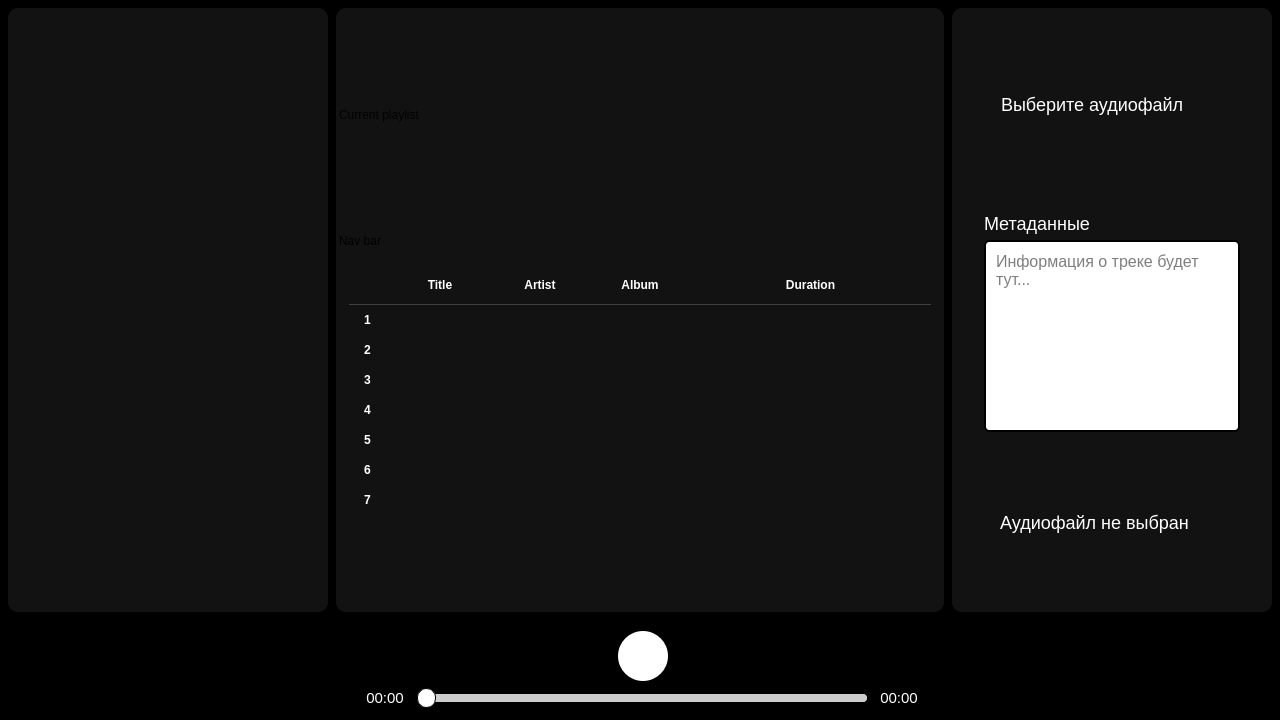
Qt form app/client/ui/ui_main.ui (Maxim-101B/Spotato) before a commit.
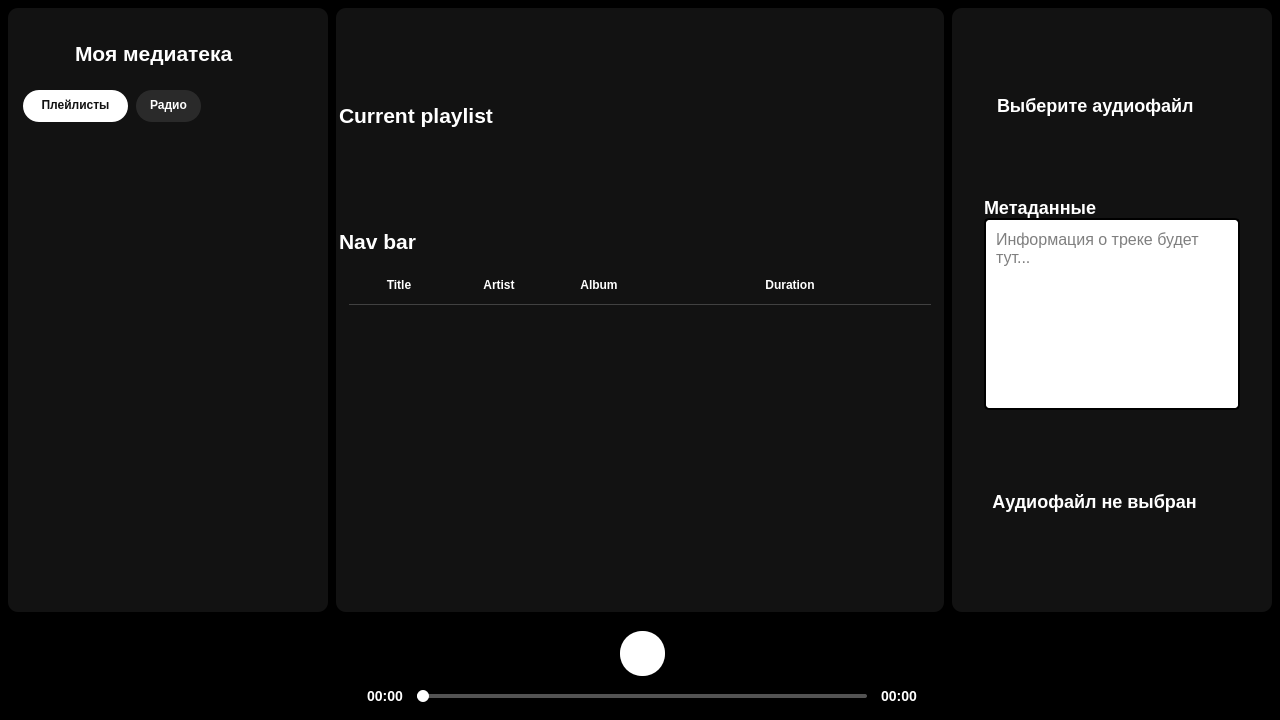
The same form after that commit. Icons and pictures are not drawn.

```diff
--- a/app/client/ui/ui_main.ui
+++ b/app/client/ui/ui_main.ui
@@ -151,7 +151,7 @@
           <string notr="true">#LeftSBar{
 	border-radius: 10px;
 	background-color: rgb(18, 18, 18);
-	color: black;
+	color: white;
 }</string>
          </property>
          <layout class="QVBoxLayout" name="LeftSideBar">
@@ -179,14 +179,75 @@
              </sizepolicy>
             </property>
             <property name="styleSheet">
-             <string notr="true">QPushButton {
-	font-weight: bold;
-    font-size: 14px;
-    color: rgb(75, 75, 75);
-    background-color: white;  
+             <string notr="true">#Content_L{
+	padding-left: 12px;
+	padding-right: 12px;
+	padding-top: 20px;
+	padding-bottom: 20px;
+}
+
+QLabel {
+  	color: white;
+	font: 63 10pt &quot;Alexandria&quot;;
+}
+</string>
+            </property>
+            <layout class="QVBoxLayout" name="verticalLayout_10">
+             <property name="spacing">
+              <number>16</number>
+             </property>
+             <property name="leftMargin">
+              <number>0</number>
+             </property>
+             <property name="topMargin">
+              <number>0</number>
+             </property>
+             <property name="rightMargin">
+              <number>0</number>
+             </property>
+             <property name="bottomMargin">
+              <number>0</number>
+             </property>
+             <item>
+              <widget class="QFrame" name="playlist_manager_top">
+               <property name="sizePolicy">
+                <sizepolicy hsizetype="Preferred" vsizetype="Fixed">
+                 <horstretch>0</horstretch>
+                 <verstretch>0</verstretch>
+                </sizepolicy>
+               </property>
+               <layout class="QHBoxLayout" name="horizontalLayout_2">
+                <property name="spacing">
+                 <number>0</number>
+                </property>
+                <property name="leftMargin">
+                 <number>0</number>
+                </property>
+                <property name="topMargin">
+                 <number>0</number>
+                </property>
+                <property name="rightMargin">
+                 <number>0</number>
+                </property>
+                <property name="bottomMargin">
+                 <number>0</number>
+                </property>
+                <item>
+                 <widget class="QFrame" name="header_pm">
+                  <property name="sizePolicy">
+                   <sizepolicy hsizetype="Preferred" vsizetype="Fixed">
+                    <horstretch>0</horstretch>
+                    <verstretch>0</verstretch>
+                   </sizepolicy>
+                  </property>
+                  <property name="layoutDirection">
+                   <enum>Qt::LeftToRight</enum>
+                  </property>
+                  <property name="styleSheet">
+                   <string notr="true">QPushButton {
+    background-color: transparent;  
     border: none;
     border-radius: 5px;
-    padding: 0px 5px;
 }
 
 QPushButton:hover {
@@ -198,26 +259,389 @@
   	color: black;
 }
 
-#btns{
-	border-top: 1px solid black;	
+QLabel{
+    font-family: &quot;Onest ExtraBold&quot;;
+    font-weight: 800; /* Extra Bold */
+    font-size: 21px;
+    color: rgb(255, 255, 255);
+    background-color: transparent;
+    border: none;
+    padding: 0px;
+    margin: 0px;
+    qproperty-alignment: 'AlignCenter'; /* Выравнивание текста */
+    qproperty-wordWrap: false; /* Перенос слов */
+    qproperty-indent: 0; /* Отступ первой строки */
+    qproperty-margin: 0; /* Внешние отступы */
+}
+</string>
+                  </property>
+                  <layout class="QHBoxLayout" name="horizontalLayout_4">
+                   <property name="spacing">
+                    <number>0</number>
+                   </property>
+                   <property name="leftMargin">
+                    <number>0</number>
+                   </property>
+                   <property name="topMargin">
+                    <number>0</number>
+                   </property>
+                   <property name="rightMargin">
+                    <number>0</number>
+                   </property>
+                   <property name="bottomMargin">
+                    <number>0</number>
+                   </property>
+                   <item alignment="Qt::AlignLeft|Qt::AlignVCenter">
+                    <widget class="QFrame" name="title_pm">
+                     <property name="sizePolicy">
+                      <sizepolicy hsizetype="Expanding" vsizetype="Fixed">
+                       <horstretch>0</horstretch>
+                       <verstretch>0</verstretch>
+                      </sizepolicy>
+                     </property>
+                     <layout class="QHBoxLayout" name="horizontalLayout_6">
+                      <property name="spacing">
+                       <number>12</number>
+                      </property>
+                      <property name="leftMargin">
+                       <number>0</number>
+                      </property>
+                      <property name="topMargin">
+                       <number>0</number>
+                      </property>
+                      <property name="rightMargin">
+                       <number>0</number>
+                      </property>
+                      <property name="bottomMargin">
+                       <number>0</number>
+                      </property>
+                      <item alignment="Qt::AlignHCenter|Qt::AlignVCenter">
+                       <widget class="QLabel" name="favicon">
+                        <property name="sizePolicy">
+                         <sizepolicy hsizetype="Preferred" vsizetype="Fixed">
+                          <horstretch>0</horstretch>
+                          <verstretch>0</verstretch>
+                         </sizepolicy>
+                        </property>
+                        <property name="minimumSize">
+                         <size>
+                          <width>40</width>
+                          <height>40</height>
+                         </size>
+                        </property>
+                        <property name="maximumSize">
+                         <size>
+                          <width>40</width>
+                          <height>40</height>
+                         </size>
+                        </property>
+                        <property name="text">
+                         <string/>
+                        </property>
+                        <property name="pixmap">
+                         <pixmap resource="res.qrc">:/icon/icons/open_lib.png</pixmap>
+                        </property>
+                        <property name="scaledContents">
+                         <bool>true</bool>
+                        </property>
+                       </widget>
+                      </item>
+                      <item alignment="Qt::AlignHCenter|Qt::AlignVCenter">
+                       <widget class="QLabel" name="mediateka_lb">
+                        <property name="sizePolicy">
+                         <sizepolicy hsizetype="Preferred" vsizetype="Fixed">
+                          <horstretch>0</horstretch>
+                          <verstretch>0</verstretch>
+                         </sizepolicy>
+                        </property>
+                        <property name="maximumSize">
+                         <size>
+                          <width>16777215</width>
+                          <height>16777215</height>
+                         </size>
+                        </property>
+                        <property name="text">
+                         <string>Моя медиатека</string>
+                        </property>
+                       </widget>
+                      </item>
+                     </layout>
+                    </widget>
+                   </item>
+                   <item alignment="Qt::AlignRight|Qt::AlignVCenter">
+                    <widget class="QFrame" name="header_btn">
+                     <property name="sizePolicy">
+                      <sizepolicy hsizetype="Fixed" vsizetype="Fixed">
+                       <horstretch>0</horstretch>
+                       <verstretch>0</verstretch>
+                      </sizepolicy>
+                     </property>
+                     <property name="layoutDirection">
+                      <enum>Qt::LeftToRight</enum>
+                     </property>
+                     <layout class="QHBoxLayout" name="horizontalLayout_14">
+                      <property name="spacing">
+                       <number>0</number>
+                      </property>
+                      <property name="leftMargin">
+                       <number>0</number>
+                      </property>
+                      <property name="topMargin">
+                       <number>6</number>
+                      </property>
+                      <property name="rightMargin">
+                       <number>0</number>
+                      </property>
+                      <property name="bottomMargin">
+                       <number>0</number>
+                      </property>
+                      <item>
+                       <widget class="QPushButton" name="add_obj_btn">
+                        <property name="maximumSize">
+                         <size>
+                          <width>30</width>
+                          <height>30</height>
+                         </size>
+                        </property>
+                        <property name="text">
+                         <string/>
+                        </property>
+                        <property name="icon">
+                         <iconset resource="res.qrc">
+                          <normaloff>:/icon/icons/playlist_add.svg</normaloff>:/icon/icons/playlist_add.svg</iconset>
+                        </property>
+                        <property name="iconSize">
+                         <size>
+                          <width>35</width>
+                          <height>35</height>
+                         </size>
+                        </property>
+                       </widget>
+                      </item>
+                     </layout>
+                    </widget>
+                   </item>
+                  </layout>
+                 </widget>
+                </item>
+               </layout>
+              </widget>
+             </item>
+             <item alignment="Qt::AlignLeft">
+              <widget class="QFrame" name="switch_mode">
+               <property name="sizePolicy">
+                <sizepolicy hsizetype="Preferred" vsizetype="Fixed">
+                 <horstretch>0</horstretch>
+                 <verstretch>0</verstretch>
+                </sizepolicy>
+               </property>
+               <property name="minimumSize">
+                <size>
+                 <width>0</width>
+                 <height>0</height>
+                </size>
+               </property>
+               <property name="styleSheet">
+                <string notr="true">QPushButton {
+    background-color: #2A2A2A;
+	color: white;  
+    border: none;
+    border-radius: 16px;
+	padding: 0px, 3px, 0px, 0px;
+	font: 75 15px &quot;Onest&quot;;
+	font-weight: bold;
+}
+
+QPushButton:hover {
+    background-color: rgba(158, 158, 158, 110)
+}
+
+QPushButton:checked {
+    background-color: rgb(255, 255, 255);
+	color: rgb(18, 18, 18);
 }</string>
-            </property>
-            <layout class="QVBoxLayout" name="verticalLayout_10">
-             <property name="spacing">
-              <number>0</number>
-             </property>
-             <property name="leftMargin">
-              <number>0</number>
-             </property>
-             <property name="topMargin">
-              <number>0</number>
-             </property>
-             <property name="rightMargin">
-              <number>0</number>
-             </property>
-             <property name="bottomMargin">
-              <number>0</number>
-             </property>
+               </property>
+               <layout class="QHBoxLayout" name="mode_switcher">
+                <property name="spacing">
+                 <number>8</number>
+                </property>
+                <property name="leftMargin">
+                 <number>0</number>
+                </property>
+                <property name="topMargin">
+                 <number>0</number>
+                </property>
+                <property name="rightMargin">
+                 <number>0</number>
+                </property>
+                <property name="bottomMargin">
+                 <number>0</number>
+                </property>
+                <item>
+                 <widget class="QPushButton" name="radio_mode">
+                  <property name="sizePolicy">
+                   <sizepolicy hsizetype="Fixed" vsizetype="Fixed">
+                    <horstretch>0</horstretch>
+                    <verstretch>0</verstretch>
+                   </sizepolicy>
+                  </property>
+                  <property name="minimumSize">
+                   <size>
+                    <width>105</width>
+                    <height>32</height>
+                   </size>
+                  </property>
+                  <property name="maximumSize">
+                   <size>
+                    <width>16777215</width>
+                    <height>16777215</height>
+                   </size>
+                  </property>
+                  <property name="text">
+                   <string>Плейлисты</string>
+                  </property>
+                  <property name="checkable">
+                   <bool>true</bool>
+                  </property>
+                  <property name="checked">
+                   <bool>true</bool>
+                  </property>
+                  <property name="flat">
+                   <bool>false</bool>
+                  </property>
+                 </widget>
+                </item>
+                <item>
+                 <widget class="QPushButton" name="playlist_mode">
+                  <property name="sizePolicy">
+                   <sizepolicy hsizetype="Fixed" vsizetype="Fixed">
+                    <horstretch>0</horstretch>
+                    <verstretch>0</verstretch>
+                   </sizepolicy>
+                  </property>
+                  <property name="minimumSize">
+                   <size>
+                    <width>65</width>
+                    <height>32</height>
+                   </size>
+                  </property>
+                  <property name="maximumSize">
+                   <size>
+                    <width>16777215</width>
+                    <height>16777215</height>
+                   </size>
+                  </property>
+                  <property name="text">
+                   <string>Радио</string>
+                  </property>
+                  <property name="checkable">
+                   <bool>true</bool>
+                  </property>
+                 </widget>
+                </item>
+               </layout>
+              </widget>
+             </item>
+             <item>
+              <widget class="QFrame" name="pm_controls">
+               <property name="sizePolicy">
+                <sizepolicy hsizetype="Preferred" vsizetype="Fixed">
+                 <horstretch>0</horstretch>
+                 <verstretch>0</verstretch>
+                </sizepolicy>
+               </property>
+               <layout class="QHBoxLayout" name="horizontalLayout_17">
+                <property name="spacing">
+                 <number>0</number>
+                </property>
+                <property name="leftMargin">
+                 <number>0</number>
+                </property>
+                <property name="topMargin">
+                 <number>0</number>
+                </property>
+                <property name="rightMargin">
+                 <number>0</number>
+                </property>
+                <property name="bottomMargin">
+                 <number>0</number>
+                </property>
+               </layout>
+              </widget>
+             </item>
+             <item>
+              <widget class="QFrame" name="pm_frame">
+               <property name="styleSheet">
+                <string notr="true">QListView{
+	background-color: rgb(18, 18, 18);
+	border: none;
+}</string>
+               </property>
+               <layout class="QHBoxLayout" name="horizontalLayout_18">
+                <property name="spacing">
+                 <number>0</number>
+                </property>
+                <property name="leftMargin">
+                 <number>0</number>
+                </property>
+                <property name="topMargin">
+                 <number>0</number>
+                </property>
+                <property name="rightMargin">
+                 <number>0</number>
+                </property>
+                <property name="bottomMargin">
+                 <number>0</number>
+                </property>
+                <item>
+                 <widget class="QListView" name="playlist_manager">
+                  <property name="whatsThis">
+                   <string>&lt;html&gt;&lt;head/&gt;&lt;body&gt;&lt;p&gt;&lt;br/&gt;&lt;/p&gt;&lt;/body&gt;&lt;/html&gt;</string>
+                  </property>
+                  <property name="frameShape">
+                   <enum>QFrame::NoFrame</enum>
+                  </property>
+                  <property name="lineWidth">
+                   <number>1</number>
+                  </property>
+                  <property name="horizontalScrollBarPolicy">
+                   <enum>Qt::ScrollBarAlwaysOff</enum>
+                  </property>
+                  <property name="editTriggers">
+                   <set>QAbstractItemView::NoEditTriggers</set>
+                  </property>
+                  <property name="selectionBehavior">
+                   <enum>QAbstractItemView::SelectRows</enum>
+                  </property>
+                  <property name="iconSize">
+                   <size>
+                    <width>48</width>
+                    <height>48</height>
+                   </size>
+                  </property>
+                  <property name="verticalScrollMode">
+                   <enum>QAbstractItemView::ScrollPerPixel</enum>
+                  </property>
+                  <property name="horizontalScrollMode">
+                   <enum>QAbstractItemView::ScrollPerPixel</enum>
+                  </property>
+                  <property name="spacing">
+                   <number>5</number>
+                  </property>
+                  <property name="viewMode">
+                   <enum>QListView::ListMode</enum>
+                  </property>
+                  <property name="uniformItemSizes">
+                   <bool>true</bool>
+                  </property>
+                  <property name="wordWrap">
+                   <bool>true</bool>
+                  </property>
+                 </widget>
+                </item>
+               </layout>
+              </widget>
+             </item>
             </layout>
            </widget>
           </item>
@@ -272,6 +696,21 @@
           </property>
           <item>
            <widget class="QFrame" name="Content_Main">
+            <property name="styleSheet">
+             <string notr="true">QLabel{
+    font-family: &quot;Onest ExtraBold&quot;;
+    font-weight: 800; /* Extra Bold */
+    font-size: 21px;
+    color: rgb(255, 255, 255);
+    background-color: transparent;
+    border: none;
+    padding: 0px;
+    margin: 0px;
+    qproperty-wordWrap: false; /* Перенос слов */
+    qproperty-indent: 0; /* Отступ первой строки */
+    qproperty-margin: 0; /* Внешние отступы */
+}</string>
+            </property>
             <layout class="QVBoxLayout" name="Content_M">
              <property name="spacing">
               <number>0</number>
@@ -318,7 +757,10 @@
 	border: none;
 	background-color: rgba(0, 0, 0, 0);
 }
-</string>
+
+QLabel {
+  	color: white;
+}</string>
                   </property>
                   <layout class="QVBoxLayout" name="verticalLayout_3">
                    <property name="spacing">
@@ -522,7 +964,7 @@
                          <bool>false</bool>
                         </property>
                         <property name="rowCount">
-                         <number>7</number>
+                         <number>0</number>
                         </property>
                         <property name="columnCount">
                          <number>4</number>
@@ -554,25 +996,6 @@
                         <attribute name="verticalHeaderStretchLastSection">
                          <bool>false</bool>
                         </attribute>
-                        <row>
-                         <property name="text">
-                          <string>1</string>
-                         </property>
-                        </row>
-                        <row>
-                         <property name="text">
-                          <string>2</string>
-                         </property>
-                        </row>
-                        <row>
-                         <property name="text">
-                          <string>3</string>
-                         </property>
-                        </row>
-                        <row/>
-                        <row/>
-                        <row/>
-                        <row/>
                         <column>
                          <property name="text">
                           <string>Title</string>
@@ -666,7 +1089,19 @@
              <enum>Qt::LeftToRight</enum>
             </property>
             <property name="styleSheet">
-             <string notr="true"/>
+             <string notr="true">QLabel{
+    font-family: &quot;Onest ExtraBold&quot;;
+    font-weight: 800; /* Extra Bold */
+    font-size: 14px;
+    color: rgb(255, 255, 255);
+    background-color: transparent;
+    border: none;
+    padding: 0px;
+    margin: 0px;
+    qproperty-wordWrap: false; /* Перенос слов */
+    qproperty-indent: 0; /* Отступ первой строки */
+    qproperty-margin: 0; /* Внешние отступы */
+}</string>
             </property>
             <layout class="QVBoxLayout" name="verticalLayout_5">
              <property name="spacing">
@@ -696,6 +1131,18 @@
                 <property name="spacing">
                  <number>0</number>
                 </property>
+                <property name="leftMargin">
+                 <number>0</number>
+                </property>
+                <property name="topMargin">
+                 <number>0</number>
+                </property>
+                <property name="rightMargin">
+                 <number>0</number>
+                </property>
+                <property name="bottomMargin">
+                 <number>0</number>
+                </property>
                 <item>
                  <widget class="QFrame" name="SelectSong">
                   <property name="sizePolicy">
@@ -722,6 +1169,21 @@
 </string>
                   </property>
                   <layout class="QHBoxLayout" name="horizontalLayout_9">
+                   <property name="spacing">
+                    <number>0</number>
+                   </property>
+                   <property name="leftMargin">
+                    <number>0</number>
+                   </property>
+                   <property name="topMargin">
+                    <number>0</number>
+                   </property>
+                   <property name="rightMargin">
+                    <number>0</number>
+                   </property>
+                   <property name="bottomMargin">
+                    <number>0</number>
+                   </property>
                    <item>
                     <widget class="QLabel" name="SelectAudioLb">
                      <property name="sizePolicy">
@@ -773,6 +1235,21 @@
                 </sizepolicy>
                </property>
                <layout class="QHBoxLayout" name="horizontalLayout_8">
+                <property name="spacing">
+                 <number>0</number>
+                </property>
+                <property name="leftMargin">
+                 <number>0</number>
+                </property>
+                <property name="topMargin">
+                 <number>0</number>
+                </property>
+                <property name="rightMargin">
+                 <number>0</number>
+                </property>
+                <property name="bottomMargin">
+                 <number>0</number>
+                </property>
                 <item>
                  <widget class="QFrame" name="SongInfo">
                   <property name="sizePolicy">
@@ -799,6 +1276,21 @@
 </string>
                   </property>
                   <layout class="QVBoxLayout" name="verticalLayout_6">
+                   <property name="spacing">
+                    <number>0</number>
+                   </property>
+                   <property name="leftMargin">
+                    <number>0</number>
+                   </property>
+                   <property name="topMargin">
+                    <number>0</number>
+                   </property>
+                   <property name="rightMargin">
+                    <number>0</number>
+                   </property>
+                   <property name="bottomMargin">
+                    <number>0</number>
+                   </property>
                    <item>
                     <widget class="QLabel" name="MetaData_lb">
                      <property name="text">
@@ -1015,6 +1507,9 @@
                         <property name="text">
                          <string/>
                         </property>
+                        <property name="wordWrap">
+                         <bool>true</bool>
+                        </property>
                        </widget>
                       </item>
                      </layout>
@@ -1172,26 +1667,21 @@
              <enum>Qt::LeftToRight</enum>
             </property>
             <property name="styleSheet">
-             <string notr="true">QLabel{
-	color: white;
-	font-size: 15px;
+             <string notr="true">#playback_btn{
+	background-color: rgb(255, 255, 255);
+	padding: 1px;
+	border-radius: 22.4px;
 }
 
-#playback_btn {
-	width: 50px;
-	height: 50px;  
-    color: white;
-    background-color: rgb(255, 255, 255);  
+QLabel{
+    font-family: &quot;Onest ExtraBold&quot;;
+    font-weight: 800; /* Extra Bold */
+    font-size: 14px;
+    color: rgb(255, 255, 255);
+    background-color: transparent;
     border: none;
-	border-radius: 25px;
-}
-
-#playback_btn:hover {
-	background-color: rgb(190, 190, 190);
-}
-
-#playback_btn:checked {
-	
+    padding: 0px;
+    margin: 0px;
 }</string>
             </property>
             <layout class="QVBoxLayout" name="verticalLayout_2">
@@ -1234,7 +1724,7 @@
                 <property name="bottomMargin">
                  <number>0</number>
                 </property>
-                <item>
+                <item alignment="Qt::AlignHCenter|Qt::AlignVCenter">
                  <widget class="QPushButton" name="playback_btn">
                   <property name="sizePolicy">
                    <sizepolicy hsizetype="Fixed" vsizetype="Fixed">
@@ -1244,14 +1734,14 @@
                   </property>
                   <property name="minimumSize">
                    <size>
-                    <width>0</width>
-                    <height>0</height>
+                    <width>45</width>
+                    <height>45</height>
                    </size>
                   </property>
                   <property name="maximumSize">
                    <size>
-                    <width>16777215</width>
-                    <height>16777215</height>
+                    <width>45</width>
+                    <height>45</height>
                    </size>
                   </property>
                   <property name="autoFillBackground">
@@ -1268,7 +1758,7 @@
                   <property name="iconSize">
                    <size>
                     <width>40</width>
-                    <height>40</height>
+                    <height>35</height>
                    </size>
                   </property>
                   <property name="checkable">
@@ -1293,6 +1783,27 @@
                  <verstretch>0</verstretch>
                 </sizepolicy>
                </property>
+               <property name="styleSheet">
+                <string notr="true">QSlider::groove:horizontal {
+    height: 4px;
+    background: #535353; /* Цвет фоновой дорожки */
+    border-radius: 2px;
+}
+
+QSlider::sub-page:horizontal {
+    height: 4px;
+    background: #FFF; /* Цвет заполненной части */
+    border-radius: 2px;
+}
+
+QSlider::handle:horizontal {
+    width: 12px;
+    height: 12px;
+    margin: -4px 0;
+    background: white;
+    border-radius: 6px;
+}</string>
+               </property>
                <layout class="QHBoxLayout" name="horizontalLayout_13">
                 <property name="spacing">
                  <number>0</number>
@@ -1312,7 +1823,7 @@
                 <item>
                  <widget class="QLabel" name="CurrentTime">
                   <property name="sizePolicy">
-                   <sizepolicy hsizetype="Fixed" vsizetype="Preferred">
+                   <sizepolicy hsizetype="Fixed" vsizetype="Fixed">
                     <horstretch>0</horstretch>
                     <verstretch>0</verstretch>
                    </sizepolicy>
@@ -1327,58 +1838,32 @@
                 </item>
                 <item>
                  <widget class="QSlider" name="SeekBar">
+                  <property name="sizePolicy">
+                   <sizepolicy hsizetype="Expanding" vsizetype="Fixed">
+                    <horstretch>0</horstretch>
+                    <verstretch>0</verstretch>
+                   </sizepolicy>
+                  </property>
                   <property name="minimumSize">
                    <size>
                     <width>0</width>
-                    <height>24</height>
+                    <height>30</height>
                    </size>
                   </property>
                   <property name="maximumSize">
                    <size>
                     <width>450</width>
-                    <height>24</height>
+                    <height>16777215</height>
                    </size>
                   </property>
                   <property name="styleSheet">
-                   <string notr="true">QSlider {
-    background-color: transparent; /* Убираем фон */
-}
-
-/* Стиль для трека */
-QSlider::groove:horizontal {
-    height: 8px; /* Высота трека */
-    background: #ddd; /* Цвет фона трека */
-    border-radius: 4px; /* Закругление углов */
-}
-
-/* Стиль для заполненной части трека */
-QSlider::sub-page:horizontal {
-    background: #000; /* Цвет заполненной части */
-    border-radius: 4px;
-}
-
-/* Стиль для пустой части трека */
-QSlider::add-page:horizontal {
-    background: #ccc; /* Цвет пустой части */
-    border-radius: 4px;
-}
-
-/* Стиль для ползунка */
-QSlider::handle:horizontal {
-    width: 17px; /* Ширина ползунка */
-    height: 17px; /* Высота ползунка */
-    background: #ffffff; /* Цвет ползунка (белый) */
-    margin: -6px 0; /* Отступы для центрирования */
-    border: 1px solid #000; /* Граница ползунка (черная) */
-    border-radius: 9px; /* Закругление углов (половина от размера) */
-}
-
-/* Стиль для делений */
-QSlider::tick-mark:horizontal {
-    background: #888; /* Цвет делений */
-    height: 4px; /* Высота делений */
-    width: 2px; /* Ширина делений */
-}</string>
+                   <string notr="true"/>
+                  </property>
+                  <property name="singleStep">
+                   <number>1</number>
+                  </property>
+                  <property name="pageStep">
+                   <number>10</number>
                   </property>
                   <property name="orientation">
                    <enum>Qt::Horizontal</enum>
@@ -1388,7 +1873,7 @@
                 <item>
                  <widget class="QLabel" name="EndTime">
                   <property name="sizePolicy">
-                   <sizepolicy hsizetype="Fixed" vsizetype="Preferred">
+                   <sizepolicy hsizetype="Fixed" vsizetype="Fixed">
                     <horstretch>0</horstretch>
                     <verstretch>0</verstretch>
                    </sizepolicy>
@@ -1396,6 +1881,12 @@
                   <property name="text">
                    <string>00:00</string>
                   </property>
+                  <property name="textFormat">
+                   <enum>Qt::AutoText</enum>
+                  </property>
+                  <property name="scaledContents">
+                   <bool>false</bool>
+                  </property>
                   <property name="alignment">
                    <set>Qt::AlignCenter</set>
                   </property>
```
Left out of the diff: 17 changed lines with no effect on the pictures.
